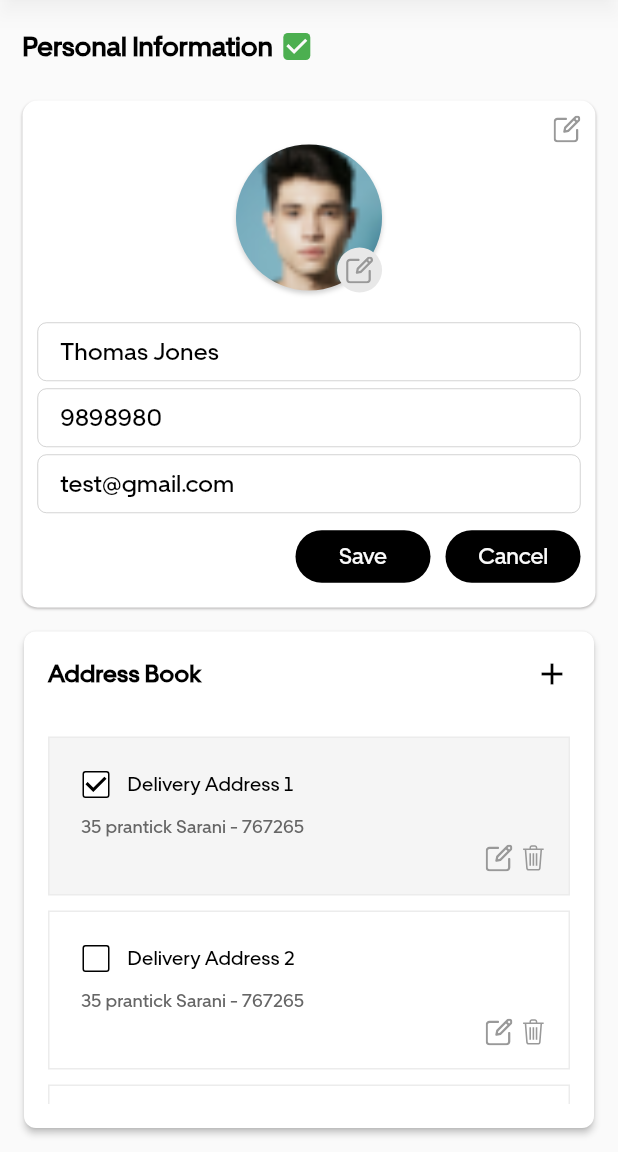
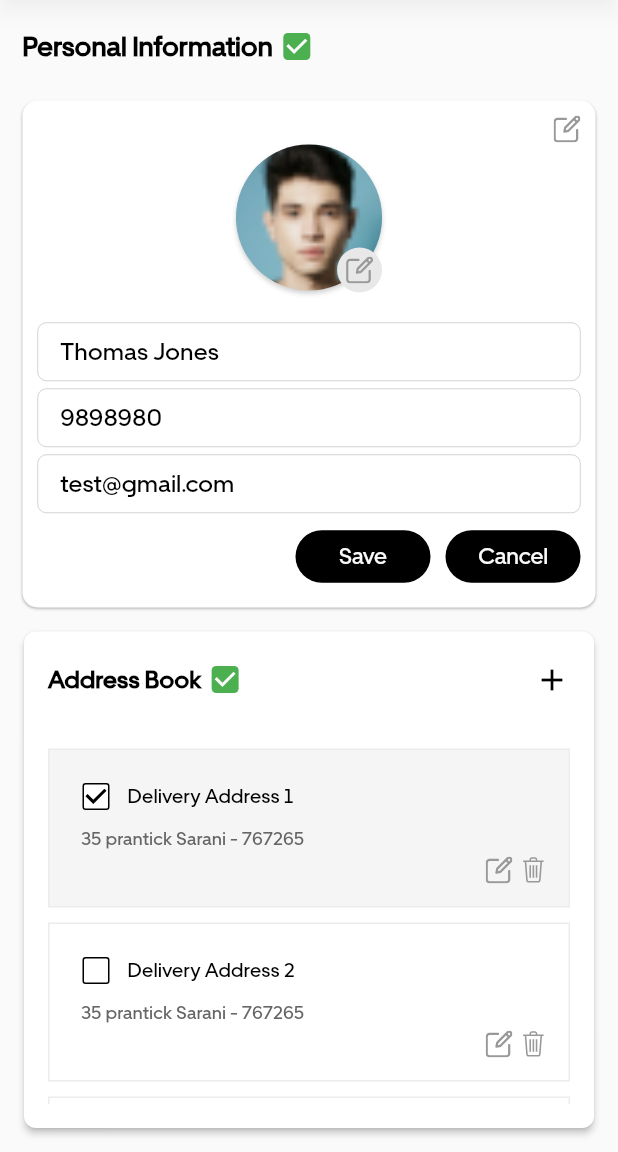
Before and after one commit to ramprasadbhagat/planit, a Flutter app: the UserProfilePage screen opened by its route, after a tap on an icon or button, on a phone screen of 412 x 824 dp, the part 84-1236 px from its top. Run offline on Flutter 3.47's test engine with Material 3 defaults, Android fonts, the phone set to English and light mode, and no system bars; drawn by our look-alikes of skeletonizer; our stand-ins replace auto_route, cached_network_image, dartz, dio, flutter_bloc, flutter_carousel_widget and 11 more; accounts and stored records are empty; network calls fail; statements that could not run were skipped; project files that could hold a hidden picture were left out.

Commit message:
added html parse for productDescription

```diff
--- a/lib/infrastructure/similar_product/dtos/similar_product_dto.dart
+++ b/lib/infrastructure/similar_product/dtos/similar_product_dto.dart
@@ -1,6 +1,5 @@
 import 'package:freezed_annotation/freezed_annotation.dart';
 import 'package:planit/domain/similar_product/entities/similar_product.dart';
-import 'package:planit/infrastructure/similar_product/dtos/price_dto.dart';
 
 part 'similar_product_dto.freezed.dart';
 part 'similar_product_dto.g.dart';
--- a/lib/presentation/address_book/widget/address_book.dart
+++ b/lib/presentation/address_book/widget/address_book.dart
@@ -45,7 +45,6 @@ class _AddressBooksState extends State<AddressBooks> {
                 crossAxisAlignment: CrossAxisAlignment.start,
                 children: [
                   Row(
-                    mainAxisAlignment: MainAxisAlignment.spaceBetween,
                     children: [
                       Text(
                         'Address Book',
@@ -54,6 +53,18 @@ class _AddressBooksState extends State<AddressBooks> {
                                   fontWeight: FontWeight.bold,
                                 ),
                       ),
+                      Checkbox(
+                        fillColor: MaterialStateProperty.resolveWith<Color>(
+                            (Set<MaterialState> states) {
+                          if (states.contains(MaterialState.selected)) {
+                            return AppColors.green;
+                          }
+                          return AppColors.grey4;
+                        }),
+                        value: state.addressList.isNotEmpty,
+                        onChanged: null,
+                      ),
+                      const Spacer(),
                       InkWell(
                         onTap: () {
                           showModalBottomSheet<void>(
--- a/lib/presentation/checkout/widgets/checkout_product_card.dart
+++ b/lib/presentation/checkout/widgets/checkout_product_card.dart
@@ -1,6 +1,7 @@
 import 'package:cached_network_image/cached_network_image.dart';
 import 'package:flutter/material.dart';
 import 'package:planit/domain/cart/entities/cart_product.dart';
+import 'package:planit/presentation/core/html_text.dart';
 import 'package:planit/utils/png_image.dart';
 import 'package:planit/presentation/theme/colors.dart';
 
@@ -59,7 +60,7 @@ class ChecoutItemCard extends StatelessWidget {
                           ?.copyWith(fontSize: 14, fontWeight: FontWeight.w400),
                       textAlign: TextAlign.start,
                     ),
-                    Text(
+                    HtmlText(
                       cartProduct.productDescription,
                       maxLines: 2,
                       overflow: TextOverflow.ellipsis,
--- a/lib/presentation/order/order_details.dart
+++ b/lib/presentation/order/order_details.dart
@@ -215,7 +215,7 @@ class OrderDetailsPage extends StatelessWidget {
                                 color: AppColors.grey2,
                               ),
                               Text(
-                                ' Recipient Name : ${order.deliveryAddress.first.fullName}',
+                                ' Recipient Name : ${order.deliveryAddress.firstOrNull?.fullName ?? 'NA'}',
                                 style: textTheme.titleMedium?.copyWith(
                                   fontSize: 14,
                                   fontWeight: FontWeight.w500,
@@ -281,7 +281,6 @@ class OrderDetailsPage extends StatelessWidget {
                       padding: const EdgeInsets.all(10),
                       decoration: BoxDecoration(
                         borderRadius: BorderRadius.circular(10),
-                        // border: Border.all(color: Color.fromRGBO(0, 0, b, opacity)),
                         color: Colors.white,
                         boxShadow: const [
                           BoxShadow(
--- a/lib/presentation/order/widgets/orderItems.dart
+++ b/lib/presentation/order/widgets/orderItems.dart
@@ -4,6 +4,7 @@ import 'package:flutter/material.dart';
 import 'package:planit/domain/order/entities/order.dart';
 import 'package:planit/domain/order/entities/order_item.dart';
 import 'package:planit/presentation/core/common_bottomsheet.dart';
+import 'package:planit/presentation/core/html_text.dart';
 import 'package:planit/presentation/order/widgets/rating.dart';
 import 'package:planit/presentation/order/widgets/review_product.dart';
 import 'package:planit/presentation/theme/colors.dart';
@@ -86,12 +87,14 @@ class OrderItemWidget extends StatelessWidget {
                   ),
                 ),
               ),
-              Text(
+              HtmlText(
                 orderItem.product.productDescription.displayLabel,
                 style: textTheme.bodySmall?.copyWith(
                   fontSize: 14,
                   color: AppColors.grey2,
                 ),
+                maxLines: 3,
+                overflow: TextOverflow.ellipsis,
               ),
               Row(
                 children: [
--- a/lib/presentation/shopping_list/widget/shopping_list_item_card.dart
+++ b/lib/presentation/shopping_list/widget/shopping_list_item_card.dart
@@ -4,6 +4,7 @@ import 'package:flutter_bloc/flutter_bloc.dart';
 import 'package:flutter_slidable/flutter_slidable.dart';
 import 'package:planit/application/wishlist/wishlist_bloc.dart';
 import 'package:planit/domain/wishlist/entities/wish_list_product.dart';
+import 'package:planit/presentation/core/html_text.dart';
 import 'package:planit/presentation/shopping_list/widget/item_count_widget.dart';
 import 'package:planit/presentation/shopping_list/widget/rating_list_item.dart';
 import 'package:planit/presentation/theme/colors.dart';
@@ -104,7 +105,7 @@ class ShoppingListItemCard extends StatelessWidget {
                     const SizedBox(
                       height: 2,
                     ),
-                    Text(
+                    HtmlText(
                       item.productDescription,
                       style: textTheme.bodyMedium?.copyWith(
                         color: AppColors.grey1,
--- a/lib/presentation/track_order/widgets/tracker_header.dart
+++ b/lib/presentation/track_order/widgets/tracker_header.dart
@@ -1,5 +1,4 @@
 import 'package:flutter/material.dart';
-import 'package:flutter/widgets.dart';
 import 'package:flutter_carousel_widget/flutter_carousel_widget.dart';
 import 'package:planit/presentation/theme/colors.dart';
 import 'package:planit/presentation/track_order/widgets/rating.dart';
--- a/pubspec.yaml
+++ b/pubspec.yaml
@@ -39,6 +39,8 @@ dependencies:
   intl: ^0.19.0
   path_provider: ^2.1.3
   flutter_rating_bar: ^4.0.1
+  flutter_widget_from_html: ^0.15.1
+  html: ^0.15.4
 
 dev_dependencies:
   flutter_test:
```
Also changed, not shown: lib/presentation/core/add_to_cart_bottom_sheet.dart (+10 -2 lines), lib/presentation/core/html_text.dart (added, +38 -0 lines).
